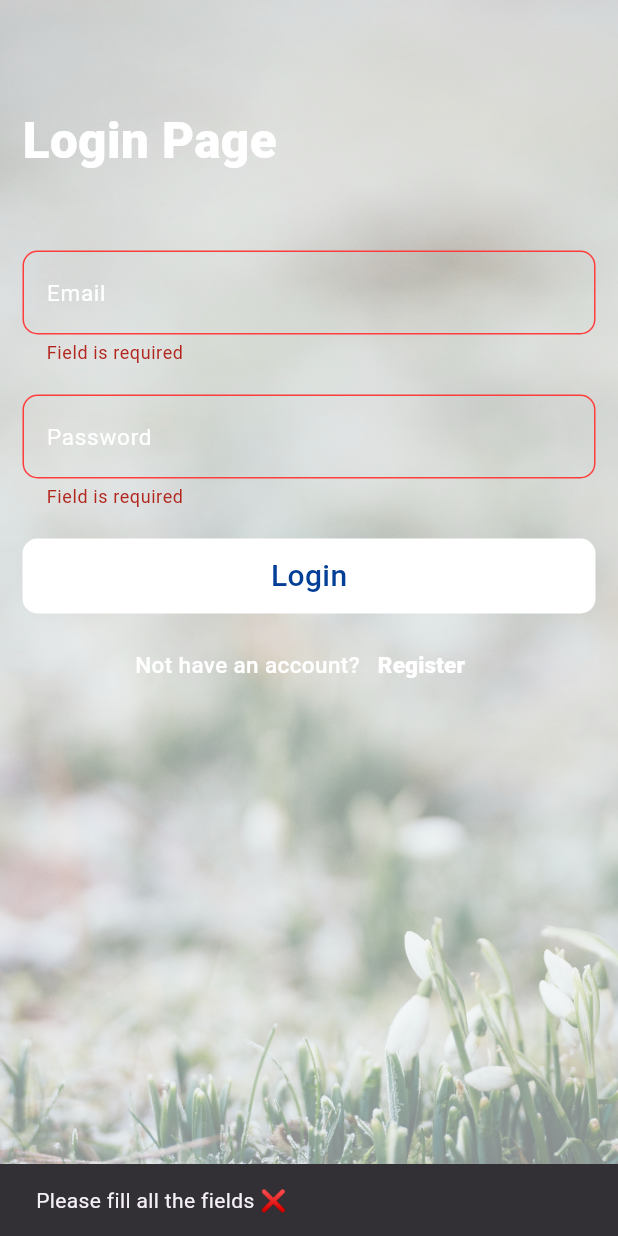
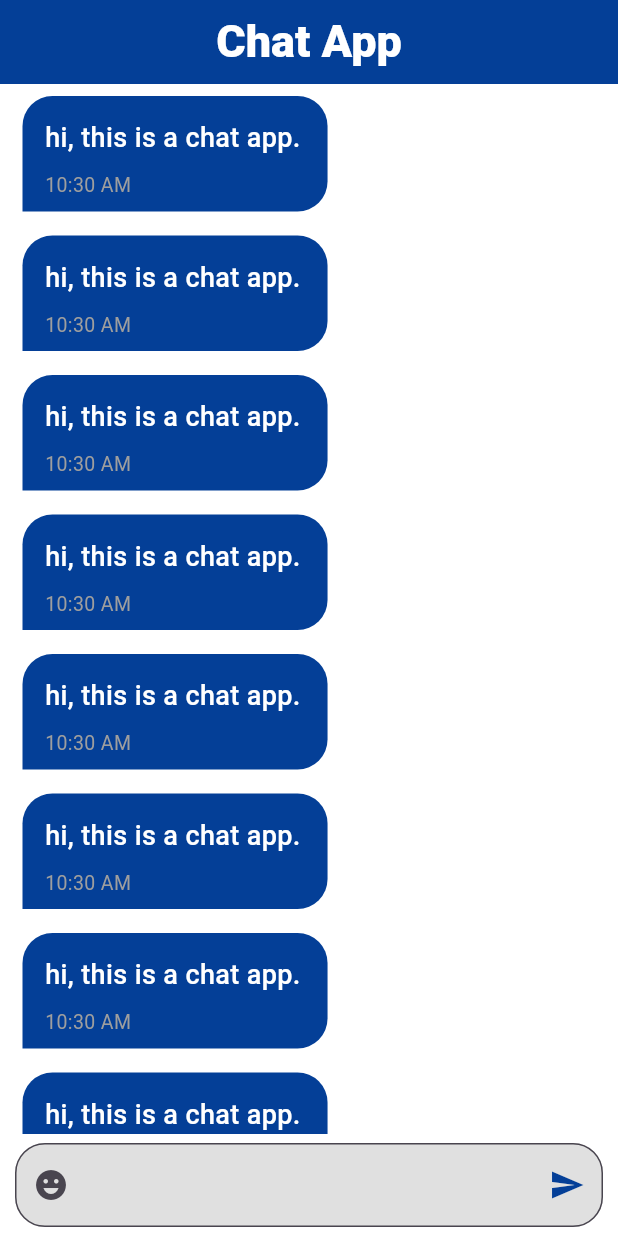
Before and after one commit to mohamedmagdy2301/chat_app, a Flutter app: the screen it shows after launch, after a tap on "Login", on a phone screen of 412 x 824 dp. Run offline on Flutter 3.47's test engine with Material 3 defaults, Android fonts, the light colour scheme and no system bars; our stand-ins replace cloud_firestore, firebase_auth, firebase_core; accounts and stored records are empty.

Commit message:
creat chat page (appber-chat buble-textfield )

```diff
--- a/lib/Screens/home_page.dart
+++ b/lib/Screens/home_page.dart
@@ -1,29 +1,57 @@
+// ignore_for_file: must_be_immutable
+
 import 'package:chat_app/Core/constant.dart';
+import 'package:chat_app/Widgets/appbar_chat_build_widget.dart';
+import 'package:chat_app/Widgets/chat_buble_build_widget.dart';
+import 'package:cloud_firestore/cloud_firestore.dart';
 import 'package:flutter/material.dart';
 
-class HomePage extends StatelessWidget {
-  const HomePage({super.key});
+class ChatPage extends StatelessWidget {
+  ChatPage({super.key});
   static const id = 'home_page';
-
+  TextEditingController controller = TextEditingController();
   @override
   Widget build(BuildContext context) {
+    CollectionReference users =
+        FirebaseFirestore.instance.collection('messages');
+
     return Scaffold(
-      backgroundColor: kPrimaryColor,
-      appBar: AppBar(
-        title: const Text('Chat App', style: TextStyle(color: Colors.white)),
-        centerTitle: true,
-        backgroundColor: kPrimaryColor,
-        elevation: 0,
-      ),
-      body: const Center(
-        child: Text(
-          'Chat App',
-          style: TextStyle(
-            color: Colors.white,
-            fontSize: 33,
-            fontWeight: FontWeight.w800,
+      backgroundColor: Colors.white,
+      appBar: const AppBarChatBuildWidget(),
+      body: Column(
+        children: [
+          Expanded(
+            child: ListView.builder(
+              itemCount: 10,
+              itemBuilder: (context, index) {
+                return const ChatBubleBuildWidget(
+                  message: 'hi, this is a chat app.',
+                );
+              },
+            ),
           ),
-        ),
+          Padding(
+            padding: const EdgeInsets.symmetric(horizontal: 10, vertical: 6),
+            child: TextField(
+              controller: controller,
+              decoration: InputDecoration(
+                filled: true,
+                fillColor: Colors.grey[300],
+                prefixIcon: const Icon(Icons.emoji_emotions),
+                suffixIcon: IconButton(
+                  onPressed: () {},
+                  icon: Icon(
+                    Icons.send,
+                    color: kPrimaryColor,
+                  ),
+                ),
+                border: OutlineInputBorder(
+                  borderRadius: BorderRadius.circular(20),
+                ),
+              ),
+            ),
+          )
+        ],
       ),
     );
   }
--- a/lib/Screens/login_page.dart
+++ b/lib/Screens/login_page.dart
@@ -1,7 +1,5 @@
 // ignore_for_file: use_build_context_synchronously, must_be_immutable
 
-import 'package:chat_app/Core/hide_keyboard.dart';
-import 'package:chat_app/Core/show_sank_bar.dart';
 import 'package:chat_app/Screens/home_page.dart';
 import 'package:chat_app/Screens/register_page.dart';
 import 'package:chat_app/Widgets/button_build.dart';
@@ -59,33 +57,36 @@ class LoginPage extends StatelessWidget {
                 ),
                 const SizedBox(height: 20),
                 ButtonBuild(
-                  title: 'Login',
-                  onTap: () async {
-                    hideKeyboard(context);
-                    if (formKey.currentState!.validate()) {
-                      try {
-                        await signInUser();
-                        showSnackBar(context, "Login successfully ✅");
-                        Navigator.pushNamedAndRemoveUntil(
-                            context, HomePage.id, (route) => false);
-                      } on FirebaseAuthException catch (e) {
-                        if (e.code == 'user-not-found') {
-                          showSnackBar(
-                              context, "No user found for that email ❌");
-                        } else if (e.code == 'wrong-password') {
-                          showSnackBar(context, "Wrong password ❌");
-                        } else {
-                          showSnackBar(context,
-                              "${e.toString().substring(e.toString().indexOf("]") + 1, e.toString().length)} ❌");
-                        }
-                      } catch (e) {
-                        showSnackBar(context, "There is a error ,try again ❌");
-                      }
-                    } else {
-                      showSnackBar(context, "Please fill all the fields ❌");
+                    title: 'Login',
+                    onTap: () async {
+                      Navigator.pushNamedAndRemoveUntil(
+                          context, ChatPage.id, (route) => false);
                     }
-                  },
-                ),
+                    //   hideKeyboard(context);
+                    //   if (formKey.currentState!.validate()) {
+                    //     try {
+                    //       await signInUser();
+                    //       showSnackBar(context, "Login successfully ✅");
+                    //       Navigator.pushNamedAndRemoveUntil(
+                    //           context, HomePage.id, (route) => false);
+                    //     } on FirebaseAuthException catch (e) {
+                    //       if (e.code == 'user-not-found') {
+                    //         showSnackBar(
+                    //             context, "No user found for that email ❌");
+                    //       } else if (e.code == 'wrong-password') {
+                    //         showSnackBar(context, "Wrong password ❌");
+                    //       } else {
+                    //         showSnackBar(context,
+                    //             "${e.toString().substring(e.toString().indexOf("]") + 1, e.toString().length)} ❌");
+                    //       }
+                    //     } catch (e) {
+                    //       showSnackBar(context, "There is a error ,try again ❌");
+                    //     }
+                    //   } else {
+                    //     showSnackBar(context, "Please fill all the fields ❌");
+                    //   }
+                    // },
+                    ),
                 const SizedBox(height: 10),
                 Row(
                   mainAxisAlignment: MainAxisAlignment.center,
--- /dev/null
+++ b/lib/Widgets/appbar_chat_build_widget.dart
@@ -0,0 +1,29 @@
+import 'package:chat_app/Core/constant.dart';
+import 'package:flutter/material.dart';
+
+class AppBarChatBuildWidget extends StatelessWidget
+    implements PreferredSizeWidget {
+  const AppBarChatBuildWidget({
+    super.key,
+  });
+
+  @override
+  Widget build(BuildContext context) {
+    return AppBar(
+      title: const Text(
+        'Chat App',
+        style: TextStyle(
+          color: Colors.white,
+          fontSize: 30,
+          fontWeight: FontWeight.w800,
+        ),
+      ),
+      centerTitle: true,
+      backgroundColor: kPrimaryColor,
+      elevation: 0,
+    );
+  }
+
+  @override
+  Size get preferredSize => const Size.fromHeight(kToolbarHeight);
+}
--- /dev/null
+++ b/lib/Widgets/chat_buble_build_widget.dart
@@ -0,0 +1,51 @@
+import 'package:chat_app/Core/constant.dart';
+import 'package:flutter/material.dart';
+
+class ChatBubleBuildWidget extends StatelessWidget {
+  const ChatBubleBuildWidget({
+    super.key,
+    required this.message,
+  });
+  final String message;
+
+  @override
+  Widget build(BuildContext context) {
+    return Align(
+      alignment: Alignment.centerLeft,
+      child: Container(
+        margin: const EdgeInsets.symmetric(horizontal: 15, vertical: 8),
+        padding: const EdgeInsets.only(top: 15, bottom: 8, left: 15, right: 18),
+        decoration: BoxDecoration(
+          color: kPrimaryColor,
+          borderRadius: const BorderRadius.only(
+            bottomRight: Radius.circular(20),
+            topRight: Radius.circular(20),
+            topLeft: Radius.circular(20),
+          ),
+        ),
+        child: Column(
+          crossAxisAlignment: CrossAxisAlignment.start,
+          children: [
+            Text(
+              message,
+              style: const TextStyle(
+                height: 1.4,
+                color: Colors.white,
+                fontSize: 18,
+                fontWeight: FontWeight.w500,
+              ),
+            ),
+            const SizedBox(height: 10),
+            const Text(
+              '10:30 AM',
+              style: TextStyle(
+                color: Colors.grey,
+                fontSize: 13,
+              ),
+            ),
+          ],
+        ),
+      ),
+    );
+  }
+}
--- a/lib/main.dart
+++ b/lib/main.dart
@@ -19,7 +19,7 @@ class MyApp extends StatelessWidget {
       debugShowCheckedModeBanner: false,
       home: LoginPage(),
       routes: {
-        HomePage.id: (context) => const HomePage(),
+        ChatPage.id: (context) => ChatPage(),
         LoginPage.id: (context) => LoginPage(),
         RegisterPage.id: (context) => RegisterPage(),
       },
--- a/pubspec.yaml
+++ b/pubspec.yaml
@@ -37,6 +37,7 @@ dependencies:
   cupertino_icons: ^1.0.6
   firebase_core: ^3.2.0
   firebase_auth: ^5.1.2
+  cloud_firestore: ^5.2.0
 
 dev_dependencies:
   flutter_test:
```
Also changed, not shown: pubspec.lock, 2 other files.
